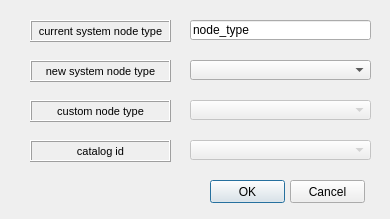
This is ui/change_node_type.ui in Giswater/giswater_qgis_plugin as Qt 5 draws it before an edit. The edited form follows.
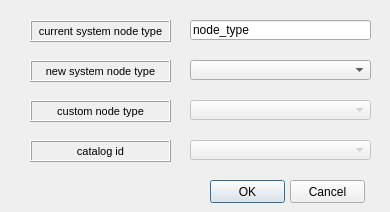
This is the edited form.

```diff
--- a/ui/change_node_type.ui
+++ b/ui/change_node_type.ui
@@ -7,7 +7,7 @@
     <x>0</x>
     <y>0</y>
     <width>390</width>
-    <height>219</height>
+    <height>212</height>
    </rect>
   </property>
   <property name="windowTitle">
```
Left out of the diff: 4 changed lines with no effect on the pictures.
